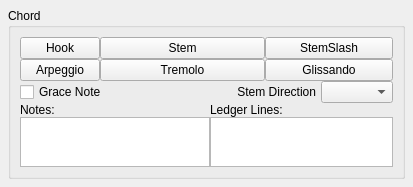
musescore/musescore-old, file mscore/mscore/chord.ui: the form before one commit.
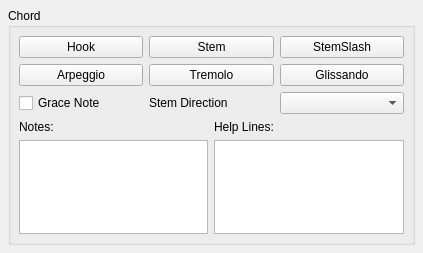
The form after the commit.

Diff of the .ui file:
```diff
--- a/mscore/mscore/chord.ui
+++ b/mscore/mscore/chord.ui
@@ -6,8 +6,8 @@
    <rect>
     <x>0</x>
     <y>0</y>
-    <width>413</width>
-    <height>185</height>
+    <width>423</width>
+    <height>253</height>
    </rect>
   </property>
   <property name="windowTitle">
@@ -26,10 +26,21 @@
       <string notr="true" comment="do not translate">Chord</string>
      </property>
      <property name="flat">
-      <bool>false</bool>
+      <bool>true</bool>
      </property>
-     <layout class="QGridLayout" name="gridLayout">
+     <layout class="QVBoxLayout">
       <property name="spacing">
+       <number>6</number>
+      </property>
+      <property name="margin">
+       <number>8</number>
+      </property>
+      <item>
+       <layout class="QGridLayout" name="gridLayout" rowminimumheight="0,0">
+        <property name="topMargin">
+         <number>0</number>
+        </property>
+        <property name="bottomMargin">
        <number>0</number>
       </property>
       <item row="0" column="0">
@@ -42,7 +53,7 @@
         </property>
        </widget>
       </item>
-      <item row="0" column="1" colspan="3">
+        <item row="0" column="1">
        <widget class="QPushButton" name="stemButton">
         <property name="toolTip">
          <string notr="true"/>
@@ -52,7 +63,7 @@
         </property>
        </widget>
       </item>
-      <item row="0" column="4" colspan="2">
+        <item row="0" column="2">
        <widget class="QPushButton" name="stemSlashButton">
         <property name="text">
          <string notr="true" extracomment="do not translate">StemSlash</string>
@@ -66,100 +77,78 @@
         </property>
        </widget>
       </item>
-      <item row="1" column="1" colspan="3">
+        <item row="1" column="1">
        <widget class="QPushButton" name="tremoloButton">
         <property name="text">
          <string>Tremolo</string>
         </property>
        </widget>
       </item>
-      <item row="1" column="4" colspan="2">
+        <item row="1" column="2">
        <widget class="QPushButton" name="glissandoButton">
         <property name="text">
          <string>Glissando</string>
         </property>
        </widget>
       </item>
-      <item row="2" column="0" colspan="2">
+       </layout>
+      </item>
+      <item>
+       <layout class="QHBoxLayout">
+        <property name="spacing">
+         <number>6</number>
+        </property>
+        <property name="margin">
+         <number>0</number>
+        </property>
+        <item>
        <widget class="QCheckBox" name="graceNote">
         <property name="text">
          <string notr="true" comment="do not translate">Grace Note</string>
         </property>
        </widget>
       </item>
-      <item row="2" column="2" colspan="3">
+        <item>
        <widget class="QLabel" name="label">
         <property name="text">
          <string notr="true" comment="do not translate">Stem Direction</string>
         </property>
-        <property name="alignment">
-         <set>Qt::AlignRight|Qt::AlignTrailing|Qt::AlignVCenter</set>
-        </property>
-        <property name="indent">
-         <number>5</number>
-        </property>
-       </widget>
-      </item>
-      <item row="2" column="5">
+         </widget>
+        </item>
+        <item>
        <widget class="QComboBox" name="stemDirection"/>
       </item>
-      <item row="3" column="0">
+       </layout>
+      </item>
+      <item>
+       <layout class="QGridLayout">
+        <property name="margin">
+         <number>0</number>
+        </property>
+        <property name="spacing">
+         <number>6</number>
+        </property>
+        <item row="1" column="1">
+         <widget class="QListWidget" name="helplineList"/>
+        </item>
+        <item row="1" column="0">
+         <widget class="QListWidget" name="notes"/>
+        </item>
+        <item row="0" column="0">
        <widget class="QLabel" name="label_2">
         <property name="text">
          <string notr="true" comment="do not translate">Notes:</string>
         </property>
        </widget>
       </item>
-      <item row="3" column="3" colspan="3">
+        <item row="0" column="1">
        <widget class="QLabel" name="label_3">
         <property name="text">
-         <string notr="true" comment="do not translate">Ledger Lines:</string>
+           <string notr="true" comment="do not translate">Help Lines:</string>
         </property>
        </widget>
       </item>
-      <item row="4" column="0" colspan="3">
-       <widget class="QListWidget" name="notes">
-        <property name="sizePolicy">
-         <sizepolicy hsizetype="Expanding" vsizetype="Fixed">
-          <horstretch>0</horstretch>
-          <verstretch>0</verstretch>
-         </sizepolicy>
-        </property>
-        <property name="minimumSize">
-         <size>
-          <width>0</width>
-          <height>50</height>
-         </size>
-        </property>
-        <property name="maximumSize">
-         <size>
-          <width>16777215</width>
-          <height>50</height>
-         </size>
-        </property>
-       </widget>
-      </item>
-      <item row="4" column="3" colspan="3">
-       <widget class="QListWidget" name="helplineList">
-        <property name="sizePolicy">
-         <sizepolicy hsizetype="Expanding" vsizetype="Fixed">
-          <horstretch>0</horstretch>
-          <verstretch>0</verstretch>
-         </sizepolicy>
-        </property>
-        <property name="minimumSize">
-         <size>
-          <width>0</width>
-          <height>50</height>
-         </size>
-        </property>
-        <property name="maximumSize">
-         <size>
-          <width>16777215</width>
-          <height>50</height>
-         </size>
-        </property>
-       </widget>
+       </layout>
       </item>
      </layout>
     </widget>
```
Lines whose indentation alone changed are shown as unchanged.
